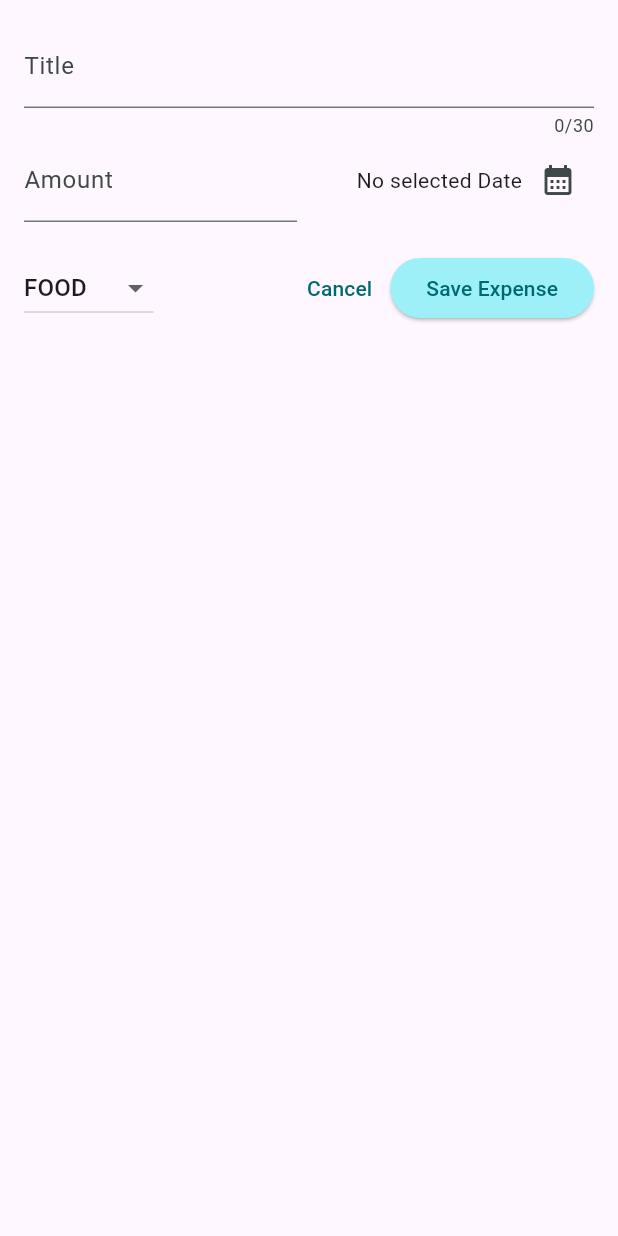
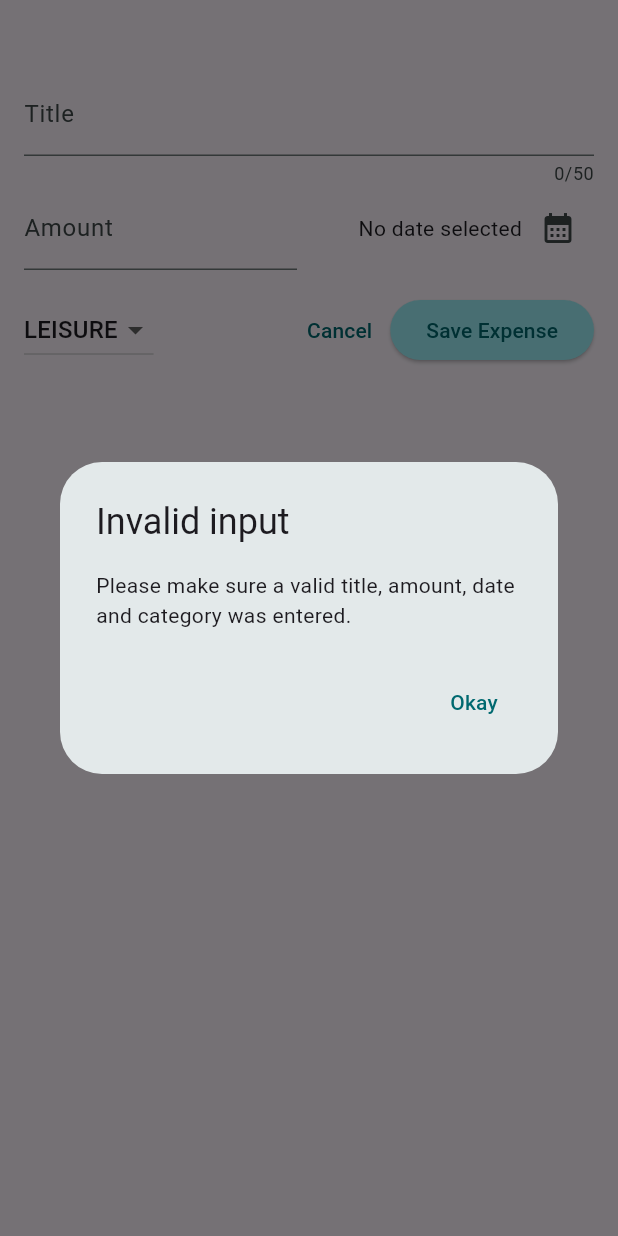
Before and after one commit to hemanthpawan345/Flutter_ExpensesTracker, a Flutter app: the NewExpense widget shown alone on an empty page, opened directly with empty values, after a tap on "Save Expense", on a phone screen of 412 x 824 dp. Run offline on Flutter 3.47's test engine with Material 3 defaults, Android fonts, the phone set to English and light mode, and no system bars.

Commit message:
After debugging some errorrs

```diff
--- a/lib/main.dart
+++ b/lib/main.dart
@@ -1,6 +1,5 @@
 import 'package:flutter/material.dart';
 import 'package:myapp_3/widgets/expenses.dart';
-// import 'package:flutter/services.dart';
 
 var kColorScheme = ColorScheme.fromSeed(
   seedColor: const Color.fromARGB(255, 40, 208, 220),
@@ -12,10 +11,6 @@ var kDarkColorScheme = ColorScheme.fromSeed(
 );
 
 void main() {
-  // WidgetsFlutterBinding.ensureInitialized();
-  // SystemChrome.setPreferredOrientations([
-  //   DeviceOrientation.portraitUp,
-  // ]).then((fn) {
     runApp(
       MaterialApp(
         darkTheme: ThemeData.dark().copyWith(
@@ -64,5 +59,4 @@ void main() {
         home: const Expenses(),
       ),
     );
-  // });
 }
--- a/lib/widgets/new_expense.dart
+++ b/lib/widgets/new_expense.dart
@@ -1,15 +1,13 @@
 import 'package:flutter/material.dart';
-import 'package:flutter/rendering.dart';
-import 'package:intl/intl.dart';
 import 'package:myapp_3/models/expense.dart';
-
-final formatter = DateFormat.yMd();
 
 class NewExpense extends StatefulWidget {
   const NewExpense({super.key, required this.onAddExpense});
-  final Function(Expense expense) onAddExpense;
+
+  final void Function(Expense expense) onAddExpense;
+
   @override
-  State<StatefulWidget> createState() {
+  State<NewExpense> createState() {
     return _NewExpenseState();
   }
 }
@@ -18,7 +16,8 @@ class _NewExpenseState extends State<NewExpense> {
   final _titleController = TextEditingController();
   final _amountController = TextEditingController();
   DateTime? _selectedDate;
-  Category _selectedCategory = Category.food;
+  Category _selectedCategory = Category.leisure;
+
   void _presentDatePicker() async {
     final now = DateTime.now();
     final firstDate = DateTime(now.year - 1, now.month, now.day);
@@ -33,36 +32,32 @@ class _NewExpenseState extends State<NewExpense> {
     });
   }
 
-  @override
-  void dispose() {
-    _titleController.dispose();
-    _amountController.dispose();
-    super.dispose();
-  }
-
   void _submitExpenseData() {
-    final enteredAmount = double.parse(_amountController.text);
-    final amountIsInvalid = enteredAmount <= 0;
+    final enteredAmount = double.tryParse(_amountController
+        .text); // tryParse('Hello') => null, tryParse('1.12') => 1.12
+    final amountIsInvalid = enteredAmount == null || enteredAmount <= 0;
     if (_titleController.text.trim().isEmpty ||
         amountIsInvalid ||
         _selectedDate == null) {
       showDialog(
         context: context,
         builder: (ctx) => AlertDialog(
-          title: const Text('Invalid Input'),
-          content: const Text('Please enter correct details'),
+          title: const Text('Invalid input'),
+          content: const Text(
+              'Please make sure a valid title, amount, date and category was entered.'),
           actions: [
             TextButton(
               onPressed: () {
                 Navigator.pop(ctx);
               },
               child: const Text('Okay'),
-            )
+            ),
           ],
         ),
       );
       return;
     }
+
     widget.onAddExpense(
       Expense(
         title: _titleController.text,
@@ -71,102 +66,29 @@ class _NewExpenseState extends State<NewExpense> {
         category: _selectedCategory,
       ),
     );
-
     Navigator.pop(context);
   }
 
   @override
+  void dispose() {
+    _titleController.dispose();
+    _amountController.dispose();
+    super.dispose();
+  }
+
+  @override
   Widget build(BuildContext context) {
-    final keyboardSpace = MediaQuery.of(context).viewInsets.bottom;
-    return LayoutBuilder(builder: (ctx, constraints) {
-      final width = constraints.maxWidth;
-
-      return SizedBox(
-        height: double.infinity,
-        child: SingleChildScrollView(
-          child: Padding(
-            padding: EdgeInsets.fromLTRB(16, 16, 16, keyboardSpace + 16),
+    return Padding(
+      padding: const EdgeInsets.fromLTRB(16, 48, 16, 16),
       child: Column(
         children: [
-                // if (width >= 600)
-                //   Row(
-                //     crossAxisAlignment: CrossAxisAlignment.start,
-                //     children: [
-                //       Expanded(
-                //         child: TextField(
-                //           controller: _titleController,
-                //           maxLength: 30,
-                //           decoration: const InputDecoration(
-                //             label: Text('Title'),
-                //           ),
-                //         ),
-                //       ),
-                //       const SizedBox(
-                //         width: 20,
-                //       ),
-                //       TextField(
-                //         controller: _amountController,
-                //         keyboardType: TextInputType.number,
-                //         decoration: const InputDecoration(
-                //           prefixText: '\$ ',
-                //           label: Text('Amount'),
-                //         ),
-                //       ),
-                //     ],
-                //   )
-                // else
           TextField(
             controller: _titleController,
-                    maxLength: 30,
+            maxLength: 50,
             decoration: const InputDecoration(
               label: Text('Title'),
             ),
           ),
-                // if (width >= 600)
-                //   Row(
-                //     children: [
-                //       DropdownButton(
-                //         value: _selectedCategory,
-                //         items: Category.values
-                //             .map(
-                //               (category) => DropdownMenuItem(
-                //                 value: category,
-                //                 child: Text(category.name.toUpperCase()),
-                //               ),
-                //             )
-                //             .toList(),
-                //         onChanged: (value) {
-                //           if (value == null) {
-                //             return;
-                //           }
-                //           setState(() {
-                //             _selectedCategory = value;
-                //           });
-                //         },
-                //       ),
-                //       const SizedBox(
-                //         width: 24,
-                //       ),
-                //       Expanded(
-                //         child: Row(
-                //           mainAxisAlignment: MainAxisAlignment.end,
-                //           crossAxisAlignment: CrossAxisAlignment.center,
-                //           children: [
-                //             Text(
-                //               _selectedDate == null
-                //                   ? 'No selected Date'
-                //                   : formatter.format(_selectedDate!),
-                //             ),
-                //             IconButton(
-                //               onPressed: _presentDatePicker,
-                //               icon: const Icon(Icons.calendar_month),
-                //             ),
-                //           ],
-                //         ),
-                //       ),
-                //     ],
-                //   )
-                // else
           Row(
             children: [
               Expanded(
@@ -179,9 +101,7 @@ class _NewExpenseState extends State<NewExpense> {
                   ),
                 ),
               ),
-                      const SizedBox(
-                        width: 16,
-                      ),
+              const SizedBox(width: 16),
               Expanded(
                 child: Row(
                   mainAxisAlignment: MainAxisAlignment.end,
@@ -189,37 +109,21 @@ class _NewExpenseState extends State<NewExpense> {
                   children: [
                     Text(
                       _selectedDate == null
-                                  ? 'No selected Date'
+                          ? 'No date selected'
                           : formatter.format(_selectedDate!),
                     ),
                     IconButton(
                       onPressed: _presentDatePicker,
-                              icon: const Icon(Icons.calendar_month),
-                            )
+                      icon: const Icon(
+                        Icons.calendar_month,
+                      ),
+                    ),
                   ],
                 ),
-                      )
+              ),
             ],
           ),
-                const SizedBox(
-                  height: 20,
-                ),
-                // if (width >= 600)
-                //   Row(
-                //     children: [
-                //       TextButton(
-                //         onPressed: () {
-                //           Navigator.pop(context);
-                //         },
-                //         child: const Text('Cancel'),
-                //       ),
-                //       ElevatedButton(
-                //         onPressed: _submitExpenseData,
-                //         child: const Text('Save Expense'),
-                //       )
-                //     ],
-                //   )
-                // else
+          const SizedBox(height: 16),
           Row(
             children: [
               DropdownButton(
@@ -228,7 +132,9 @@ class _NewExpenseState extends State<NewExpense> {
                     .map(
                       (category) => DropdownMenuItem(
                         value: category,
-                                child: Text(category.name.toUpperCase()),
+                        child: Text(
+                          category.name.toUpperCase(),
+                        ),
                       ),
                     )
                     .toList(),
@@ -251,14 +157,11 @@ class _NewExpenseState extends State<NewExpense> {
               ElevatedButton(
                 onPressed: _submitExpenseData,
                 child: const Text('Save Expense'),
-                      )
-                    ],
-                  )
+              ),
             ],
           ),
-          ),
+        ],
       ),
     );
-    });
   }
 }
```
Lines whose indentation alone changed are shown as unchanged.
